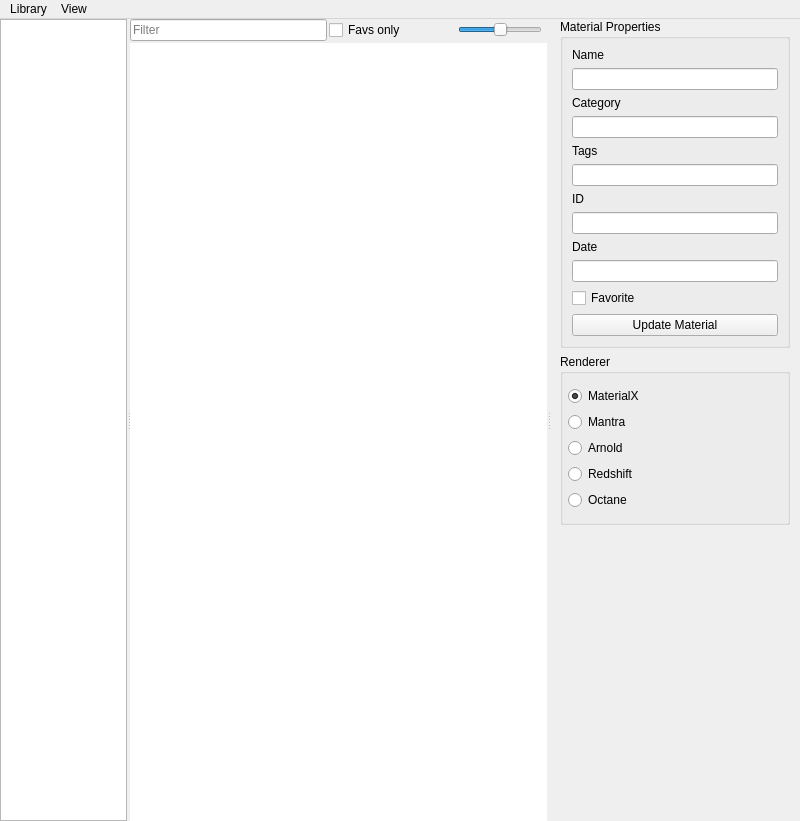
This is scripts/python/matlib/ui/matlib.ui in eglaubauf/egMatLib as Qt 5 draws it before an edit. The edited form follows.
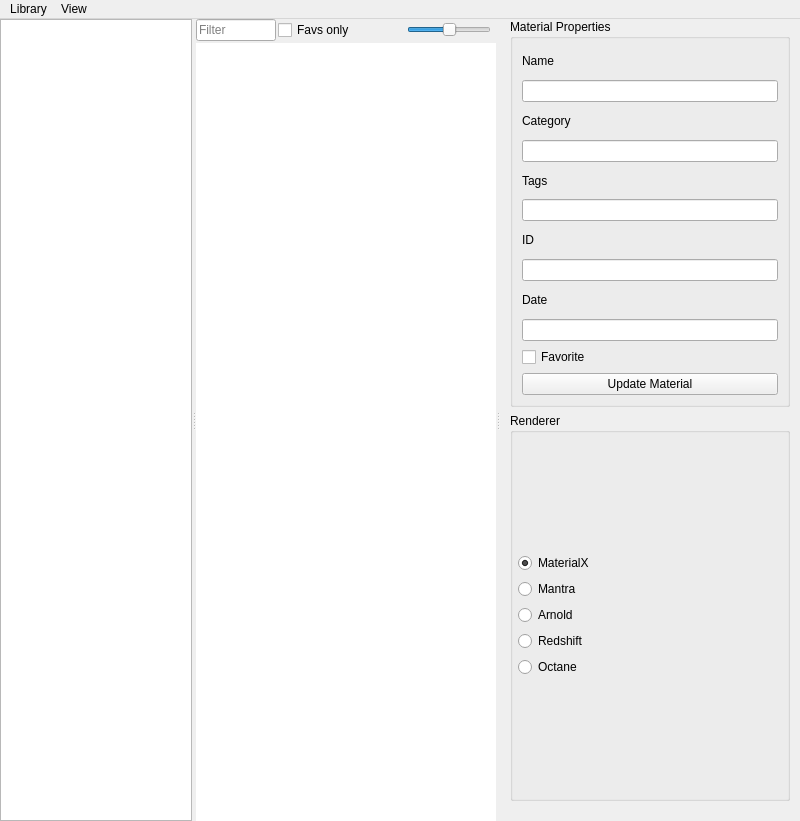
This is the edited form. Custom widgets are drawn as their Qt base class.

Patch:
```diff
--- a/scripts/python/matlib/ui/matlib.ui
+++ b/scripts/python/matlib/ui/matlib.ui
@@ -69,7 +69,7 @@
        <enum>Qt::Orientation::Horizontal</enum>
       </property>
       <property name="handleWidth">
-       <number>3</number>
+       <number>4</number>
       </property>
       <widget class="QListView" name="catview">
        <property name="sizePolicy">
@@ -90,8 +90,11 @@
        <property name="acceptDrops">
         <bool>false</bool>
        </property>
+       <property name="frameShadow">
+        <enum>QFrame::Sunken</enum>
+       </property>
        <property name="sizeAdjustPolicy">
-        <enum>QAbstractScrollArea::SizeAdjustPolicy::AdjustToContents</enum>
+        <enum>QAbstractScrollArea::AdjustIgnored</enum>
        </property>
        <property name="editTriggers">
         <set>QAbstractItemView::EditTrigger::NoEditTriggers</set>
@@ -154,10 +157,10 @@
           <item>
            <spacer name="horizontalSpacer">
             <property name="orientation">
-             <enum>Qt::Orientation::Horizontal</enum>
+             <enum>Qt::Vertical</enum>
             </property>
             <property name="sizeType">
-             <enum>QSizePolicy::Policy::Preferred</enum>
+             <enum>QSizePolicy::Fixed</enum>
             </property>
             <property name="sizeHint" stdset="0">
              <size>
@@ -217,10 +220,10 @@
           <item>
            <spacer name="horizontalSpacer_2">
             <property name="orientation">
-             <enum>Qt::Orientation::Horizontal</enum>
+             <enum>Qt::Vertical</enum>
             </property>
             <property name="sizeType">
-             <enum>QSizePolicy::Policy::Minimum</enum>
+             <enum>QSizePolicy::Fixed</enum>
             </property>
             <property name="sizeHint" stdset="0">
              <size>
@@ -250,16 +253,13 @@
            <bool>false</bool>
           </property>
           <property name="frameShape">
-           <enum>QFrame::Shape::NoFrame</enum>
-          </property>
-          <property name="frameShadow">
-           <enum>QFrame::Shadow::Plain</enum>
+           <enum>QFrame::NoFrame</enum>
           </property>
           <property name="lineWidth">
            <number>2</number>
           </property>
           <property name="sizeAdjustPolicy">
-           <enum>QAbstractScrollArea::SizeAdjustPolicy::AdjustToContents</enum>
+           <enum>QAbstractScrollArea::AdjustIgnored</enum>
           </property>
           <property name="autoScrollMargin">
            <number>5</number>
@@ -316,7 +316,7 @@
            </size>
           </property>
           <property name="viewMode">
-           <enum>QListView::ViewMode::IconMode</enum>
+           <enum>QListView::ListMode</enum>
           </property>
           <property name="uniformItemSizes">
            <bool>true</bool>
@@ -324,9 +324,6 @@
           <property name="wordWrap">
            <bool>true</bool>
           </property>
-          <property name="itemAlignment">
-           <set>Qt::AlignmentFlag::AlignBaseline|Qt::AlignmentFlag::AlignCenter|Qt::AlignmentFlag::AlignHCenter|Qt::AlignmentFlag::AlignVCenter</set>
-          </property>
          </widget>
         </item>
        </layout>
@@ -334,13 +331,13 @@
       <widget class="QWidget" name="details_widget" native="true">
        <property name="minimumSize">
         <size>
-         <width>250</width>
+         <width>300</width>
          <height>0</height>
         </size>
        </property>
        <property name="maximumSize">
         <size>
-         <width>250</width>
+         <width>400</width>
          <height>16777215</height>
         </size>
        </property>
@@ -384,21 +381,18 @@
            <number>0</number>
           </property>
           <property name="sizeAdjustPolicy">
-           <enum>QAbstractScrollArea::SizeAdjustPolicy::AdjustToContents</enum>
+           <enum>QAbstractScrollArea::AdjustIgnored</enum>
           </property>
           <property name="widgetResizable">
            <bool>true</bool>
           </property>
-          <property name="alignment">
-           <set>Qt::AlignmentFlag::AlignCenter</set>
-          </property>
           <widget class="QWidget" name="scrollAreaWidgetContents_2">
            <property name="geometry">
             <rect>
              <x>0</x>
              <y>0</y>
-             <width>261</width>
-             <height>782</height>
+             <width>300</width>
+             <height>794</height>
             </rect>
            </property>
            <property name="acceptDrops">
@@ -664,12 +658,12 @@
                <enum>Qt::Orientation::Vertical</enum>
               </property>
               <property name="sizeType">
-               <enum>QSizePolicy::Policy::MinimumExpanding</enum>
+               <enum>QSizePolicy::Fixed</enum>
               </property>
               <property name="sizeHint" stdset="0">
                <size>
-                <width>20</width>
-                <height>80</height>
+                <width>80</width>
+                <height>20</height>
                </size>
               </property>
              </spacer>
```
Left out of the diff: 46 changed lines with no effect on the pictures.
